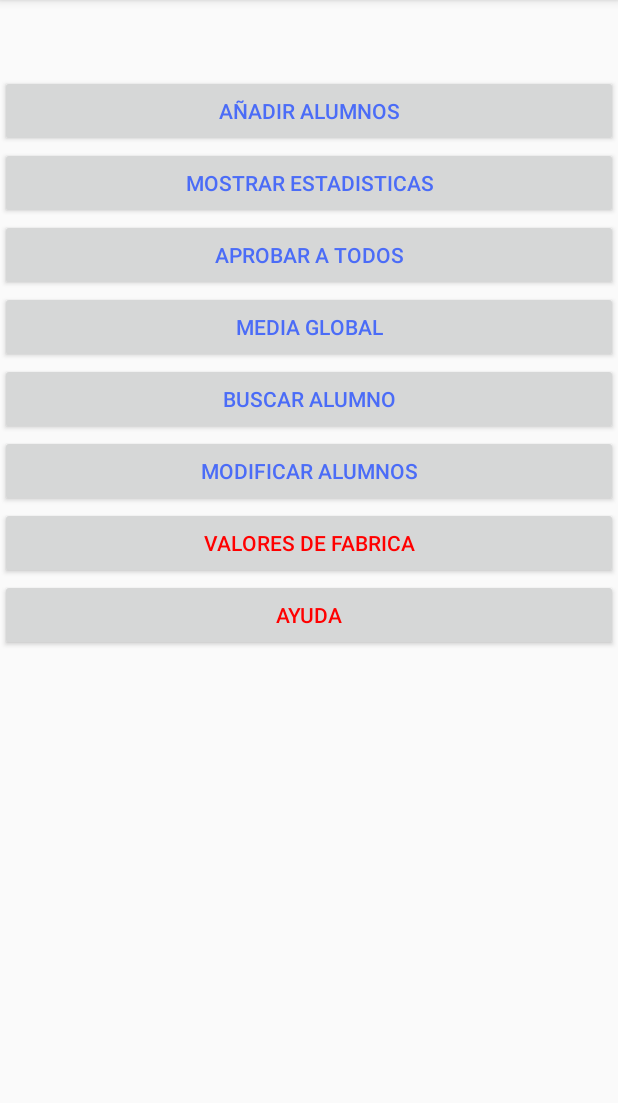
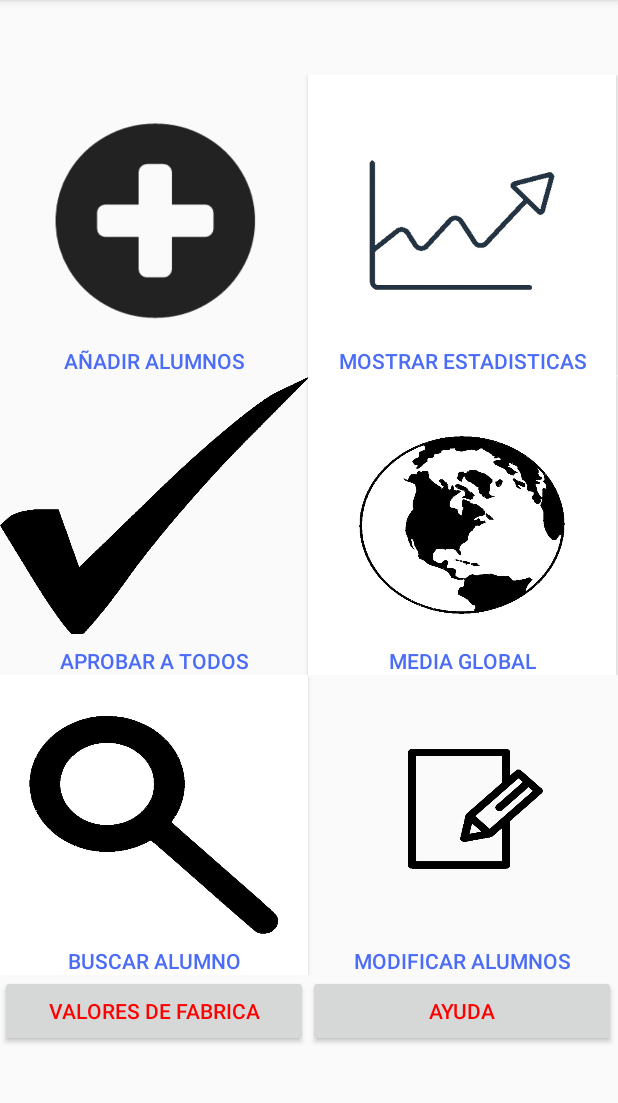
Before and after one commit to cf17jeremy/M7NotasAPP, an Android app: the Menu screen opened directly, with no data from a screen before it, on a phone screen of 412 x 824 dp, the part 84-1187 px from its top. Run offline under Robolectric (Android 15) with nearby library versions, the light colour scheme and no system bars.

Commit message:
estetica M7

```diff
--- a/app/src/main/res/layout/activity_menu.xml
+++ b/app/src/main/res/layout/activity_menu.xml
@@ -8,60 +8,99 @@
     android:paddingTop="50dp"
     tools:context=".Menu">
 
+    <androidx.gridlayout.widget.GridLayout
+        android:layout_width="match_parent"
+        android:layout_height="wrap_content">
+
         <Button
             android:id="@+id/add"
-        android:layout_width="match_parent"
-        android:layout_height="wrap_content"
+            android:layout_width="205.5dp"
+            android:layout_height="200dp"
+            android:background="@drawable/add"
+            android:gravity="bottom|center"
             android:text="@string/a_adir_alumnos2"
-        android:textColor="#4B6CF7" />
+            android:textColor="#4B6CF7"
+            app:layout_column="0"
+            app:layout_row="0" />
 
         <Button
             android:id="@+id/mostrar"
+            android:layout_width="205.5dp"
+            android:layout_height="200dp"
+            android:background="@drawable/stats"
+            android:gravity="bottom|center"
+            android:text="@string/mostrar_estadisticas"
+            android:textAlignment="center"
+            android:textColor="#4B6CF7"
+            app:layout_column="1"
+            app:layout_row="0" />
+
+    </androidx.gridlayout.widget.GridLayout>
+
+    <androidx.gridlayout.widget.GridLayout
         android:layout_width="match_parent"
-        android:layout_height="wrap_content"
-        android:text="@string/mostrar_estadisticas"
-        android:textColor="#4B6CF7" />
+        android:layout_height="wrap_content">
 
         <Button
             android:id="@+id/aprall"
-        android:layout_width="match_parent"
-        android:layout_height="wrap_content"
+            android:layout_width="205.5dp"
+            android:layout_height="200dp"
+            android:background="@drawable/tick"
+            android:gravity="bottom|center"
             android:text="@string/aprobar_a_todos"
             android:textColor="#4B6CF7" />
 
         <Button
             android:id="@+id/medglob"
-        android:layout_width="match_parent"
-        android:layout_height="wrap_content"
+            android:layout_width="205.5dp"
+            android:layout_height="200dp"
+            android:background="@drawable/medglobal"
+            android:gravity="bottom|center"
             android:text="@string/media_global"
             android:textColor="#4B6CF7" />
+    </androidx.gridlayout.widget.GridLayout>
+
+    <androidx.gridlayout.widget.GridLayout
+        android:layout_width="match_parent"
+        android:layout_height="wrap_content">
 
         <Button
             android:id="@+id/seach"
-        android:layout_width="match_parent"
-        android:layout_height="wrap_content"
+            android:layout_width="205.5dp"
+            android:layout_height="200dp"
+            android:background="@drawable/buscar"
+            android:gravity="bottom|center"
             android:text="@string/buscar_alumno"
             android:textColor="#4B6CF7" />
 
         <Button
             android:id="@+id/change"
-        android:layout_width="match_parent"
-        android:layout_height="wrap_content"
+            android:layout_width="205.5dp"
+            android:layout_height="200dp"
+            android:background="@drawable/modalum"
+            android:gravity="bottom|center"
             android:text="@string/modificar_alumnos"
             android:textColor="#4B6CF7" />
 
+    </androidx.gridlayout.widget.GridLayout>
+
+    <androidx.gridlayout.widget.GridLayout
+        android:layout_width="match_parent"
+        android:layout_height="wrap_content">
+
         <Button
             android:id="@+id/peligro"
-        android:layout_width="match_parent"
-        android:layout_height="wrap_content"
+            android:layout_width="205.5dp"
             android:text="@string/valores_de_fabrica"
             android:textColor="#FF0000" />
 
         <Button
             android:id="@+id/help"
-        android:layout_width="match_parent"
+            android:layout_width="205.5dp"
             android:layout_height="wrap_content"
             android:text="@string/ayuda"
             android:textColor="#FF0000" />
 
+    </androidx.gridlayout.widget.GridLayout>
+
 </LinearLayout>
```
Also changed, not shown: app/src/main/res/drawable-v24/add.png (added), app/src/main/res/drawable-v24/buscar.jpg (added), app/src/main/res/drawable-v24/medglobal.jpg (added), app/src/main/res/drawable-v24/modalum.png (added), app/src/main/res/drawable-v24/stats.jpg (added), app/src/main/res/drawable-v24/tick.png (added). Lines whose indentation alone changed are shown as unchanged.
